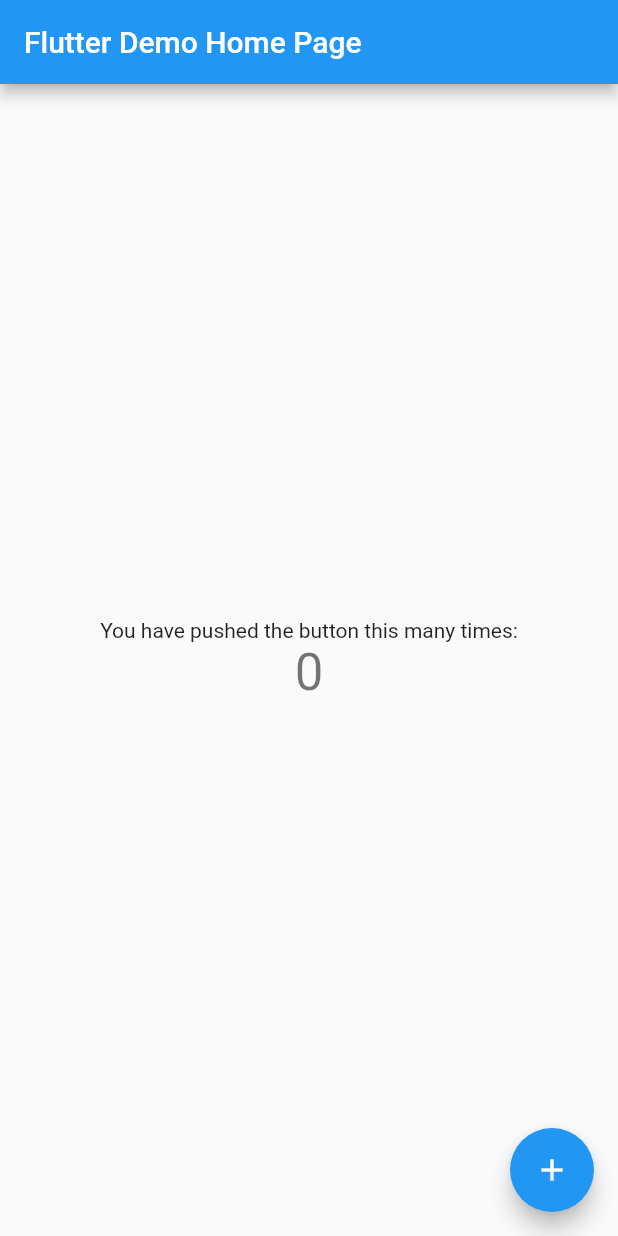
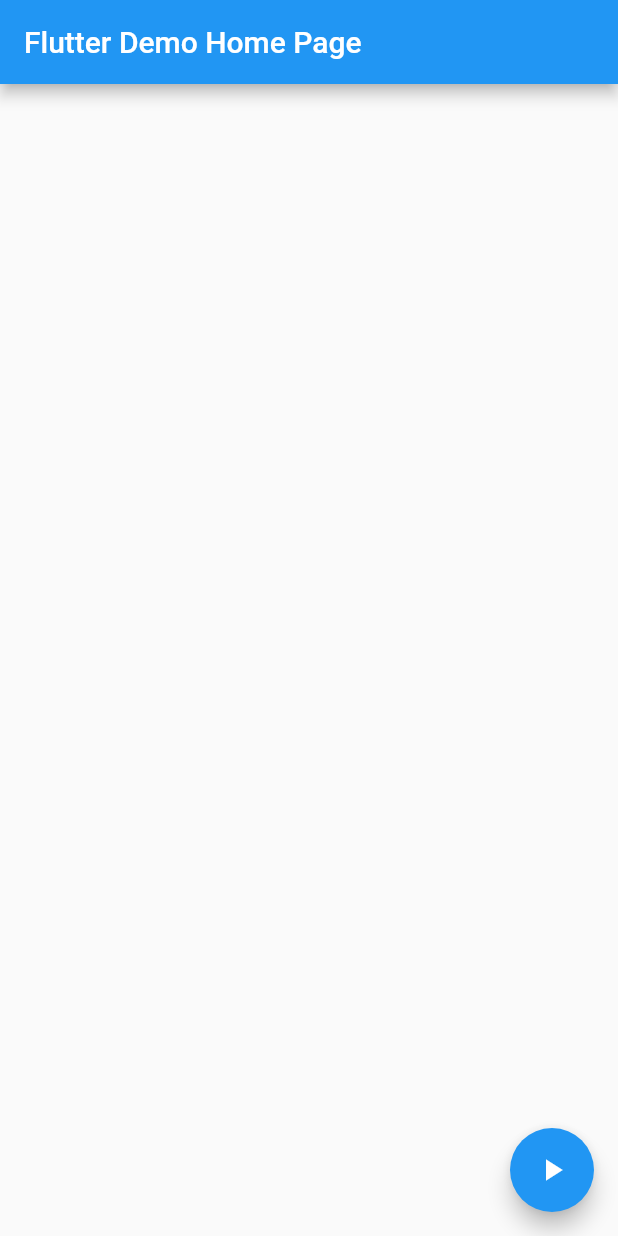
Before and after one commit to teerasej/nextflow-flutter-yield-lab, a Flutter app: the screen it shows after launch, on a phone screen of 412 x 824 dp. Run offline on Flutter 3.47's test engine with Material 2 defaults, Android fonts, the phone set to English and light mode, and no system bars.

Commit message:
Clear preloaded comment

```diff
--- a/lib/main.dart
+++ b/lib/main.dart
@@ -3,21 +3,12 @@ import 'package:flutter/material.dart';
 void main() => runApp(MyApp());
 
 class MyApp extends StatelessWidget {
-  // This widget is the root of your application.
   @override
   Widget build(BuildContext context) {
     return MaterialApp(
       title: 'Flutter Demo',
       theme: ThemeData(
-        // This is the theme of your application.
-        //
-        // Try running your application with "flutter run". You'll see the
-        // application has a blue toolbar. Then, without quitting the app, try
-        // changing the primarySwatch below to Colors.green and then invoke
-        // "hot reload" (press "r" in the console where you ran "flutter run",
-        // or simply save your changes to "hot reload" in a Flutter IDE).
-        // Notice that the counter didn't reset back to zero; the application
-        // is not restarted.
+
         primarySwatch: Colors.blue,
       ),
       home: MyHomePage(title: 'Flutter Demo Home Page'),
@@ -28,14 +19,6 @@ class MyApp extends StatelessWidget {
 class MyHomePage extends StatefulWidget {
   MyHomePage({Key key, this.title}) : super(key: key);
 
-  // This widget is the home page of your application. It is stateful, meaning
-  // that it has a State object (defined below) that contains fields that affect
-  // how it looks.
-
-  // This class is the configuration for the state. It holds the values (in this
-  // case the title) provided by the parent (in this case the App widget) and
-  // used by the build method of the State. Fields in a Widget subclass are
-  // always marked "final".
 
   final String title;
 
@@ -44,67 +27,29 @@ class MyHomePage extends StatefulWidget {
 }
 
 class _MyHomePageState extends State<MyHomePage> {
-  int _counter = 0;
 
-  void _incrementCounter() {
-    setState(() {
-      // This call to setState tells the Flutter framework that something has
-      // changed in this State, which causes it to rerun the build method below
-      // so that the display can reflect the updated values. If we changed
-      // _counter without calling setState(), then the build method would not be
-      // called again, and so nothing would appear to happen.
-      _counter++;
-    });
+  void _start() {
+
   }
 
   @override
   Widget build(BuildContext context) {
-    // This method is rerun every time setState is called, for instance as done
-    // by the _incrementCounter method above.
-    //
-    // The Flutter framework has been optimized to make rerunning build methods
-    // fast, so that you can just rebuild anything that needs updating rather
-    // than having to individually change instances of widgets.
+
     return Scaffold(
       appBar: AppBar(
-        // Here we take the value from the MyHomePage object that was created by
-        // the App.build method, and use it to set our appbar title.
+
         title: Text(widget.title),
       ),
       body: Center(
-        // Center is a layout widget. It takes a single child and positions it
-        // in the middle of the parent.
         child: Column(
-          // Column is also layout widget. It takes a list of children and
-          // arranges them vertically. By default, it sizes itself to fit its
-          // children horizontally, and tries to be as tall as its parent.
-          //
-          // Invoke "debug painting" (press "p" in the console, choose the
-          // "Toggle Debug Paint" action from the Flutter Inspector in Android
-          // Studio, or the "Toggle Debug Paint" command in Visual Studio Code)
-          // to see the wireframe for each widget.
-          //
-          // Column has various properties to control how it sizes itself and
-          // how it positions its children. Here we use mainAxisAlignment to
-          // center the children vertically; the main axis here is the vertical
-          // axis because Columns are vertical (the cross axis would be
-          // horizontal).
-          mainAxisAlignment: MainAxisAlignment.center,
-          children: <Widget>[
-            Text(
-              'You have pushed the button this many times:',
-            ),
-            Text(
-              '$_counter',
-              style: Theme.of(context).textTheme.display1,
-            ),
-          ],
+
+
         ),
       ),
       floatingActionButton: FloatingActionButton(
-        onPressed: _incrementCounter,
+        onPressed: _start,
         tooltip: 'Increment',
-        child: Icon(Icons.add),
+        child: Icon(Icons.play_arrow),
       ), // This trailing comma makes auto-formatting nicer for build methods.
     );
   }
```
